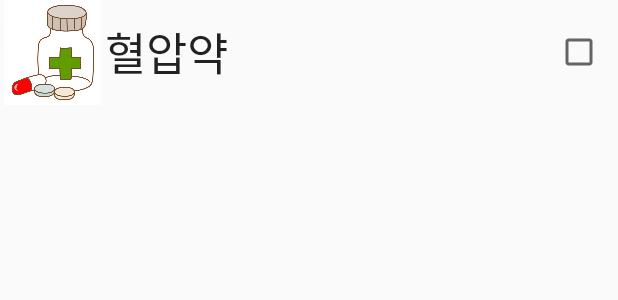
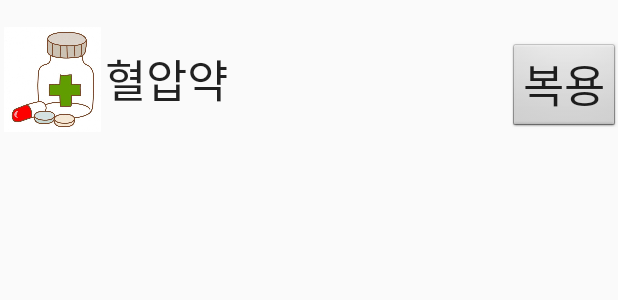
Before and after one commit to jungg23/KYJY, an Android app: the layout activity_big.xml on its own in the app's theme, with its tools: preview values and no code run, on a phone screen of 412 x 824 dp. Shown: the top 300 px of the screen. Run offline under Robolectric (Android 15) with nearby library versions, the phone set to English and light mode, and no system bars.

Commit message:
빅테마

```diff
--- a/app/src/main/res/layout/activity_big.xml
+++ b/app/src/main/res/layout/activity_big.xml
@@ -12,20 +12,25 @@
 
     <TextView
         android:id="@+id/textView"
-        android:layout_width="300dp"
+        android:layout_width="270dp"
         android:layout_height="wrap_content"
         android:text="혈압약"
         android:textAppearance="?android:attr/textAppearanceLarge"
         android:textSize="30dp" />
 
-    <CheckBox
-        android:id="@+id/cb_checkbox"
-        android:layout_width="match_parent"
-        android:layout_height="match_parent"
-        android:layout_marginRight="0dp"
-        android:layout_maginLeft="30dp"
-        android:focusable="false"
-        android:clickable="false"/>
+    <Button
+        android:id="@+id/modifybtn"
+        android:layout_width="wrap_content"
+        android:layout_height="wrap_content"
+        android:text="복용"
+        android:textSize="30dp"
+        android:layout_centerVertical="true"
+        android:layout_alignParentTop="true"
+        android:layout_alignParentRight="true"
+        android:layout_marginTop="5dp"
+        android:background="@android:drawable/btn_default_small"
+        />
+
 
 
 
@@ -45,13 +50,17 @@
         android:id="@+id/textView2"
         android:textSize="30dp"/>
 
-    <CheckBox
-        android:id="@+id/cb_checkbox2"
-        android:layout_width="match_parent"
-        android:layout_height="match_parent"
-        android:layout_marginRight="0dp"
-        android:layout_maginLeft="30dp"
-        android:focusable="false"
-        android:clickable="false"/>
+    <Button
+        android:id="@+id/modifybtn2"
+        android:layout_width="wrap_content"
+        android:layout_height="wrap_content"
+        android:text="복용"
+        android:textSize="30dp"
+        android:layout_centerVertical="true"
+        android:layout_alignParentTop="true"
+        android:layout_alignParentRight="true"
+        android:layout_marginTop="5dp"
+        android:background="@android:drawable/btn_default_small"
+        />
 
 </LinearLayout>
```
